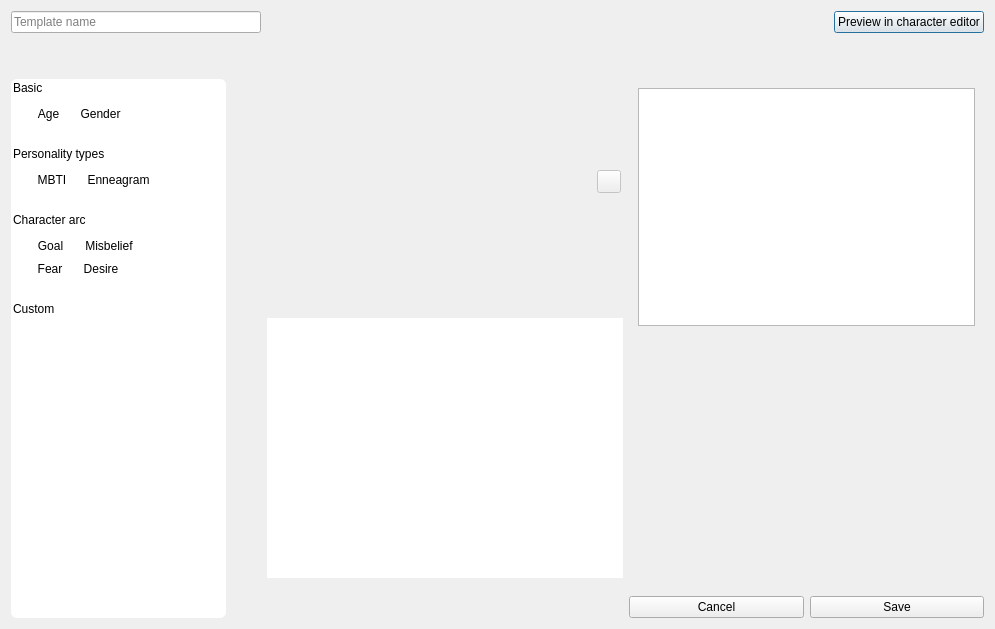
Before: the Qt Designer form ui/character_profile_editor_dialog.ui in zkovari/plotlyst, drawn with Qt 5.
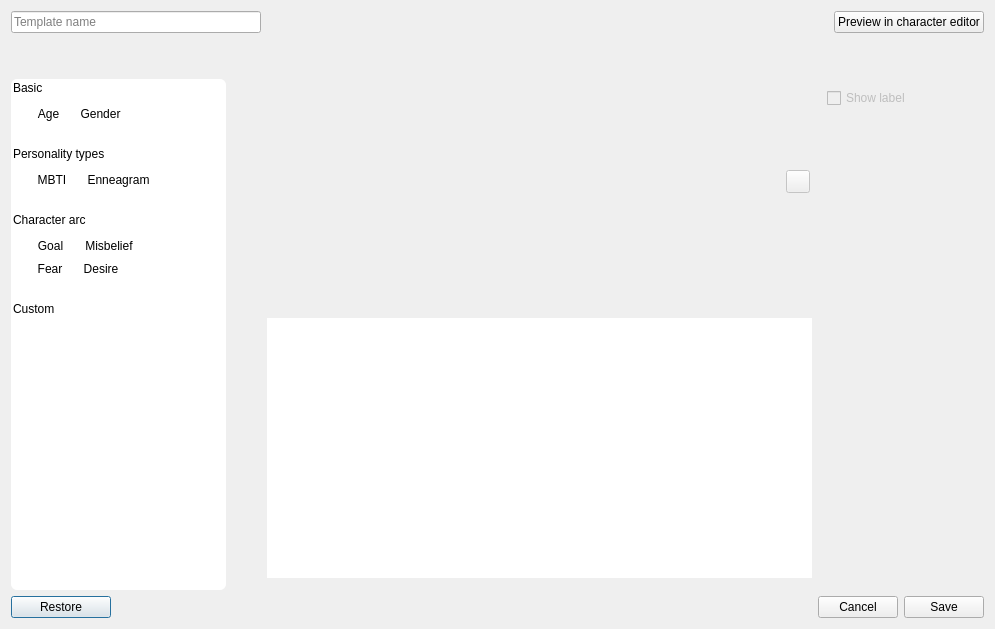
After: the same form once the commit is applied.

Commit message: Rearrange character editor and template

```diff
--- a/ui/character_profile_editor_dialog.ui
+++ b/ui/character_profile_editor_dialog.ui
@@ -13,6 +13,9 @@
   <property name="windowTitle">
    <string>Character Profile Editor</string>
   </property>
+  <property name="styleSheet">
+   <string notr="true"/>
+  </property>
   <layout class="QHBoxLayout" name="horizontalLayout_6">
    <item>
     <layout class="QVBoxLayout" name="verticalLayout_6">
@@ -67,7 +70,8 @@
        </property>
        <property name="styleSheet">
         <string notr="true">background-color: rgb(255, 255, 255);
-border-radius: 6px;</string>
+border-radius: 6px;
+border: 1 px solid black;</string>
        </property>
        <property name="frameShape">
         <enum>QFrame::StyledPanel</enum>
@@ -534,6 +538,25 @@
        </layout>
       </widget>
      </item>
+     <item>
+      <widget class="QPushButton" name="btnRestore">
+       <property name="maximumSize">
+        <size>
+         <width>100</width>
+         <height>16777215</height>
+        </size>
+       </property>
+       <property name="cursor">
+        <cursorShape>PointingHandCursor</cursorShape>
+       </property>
+       <property name="text">
+        <string>Restore</string>
+       </property>
+       <property name="deconstructive" stdset="0">
+        <bool>true</bool>
+       </property>
+      </widget>
+     </item>
     </layout>
    </item>
    <item>
@@ -683,7 +706,14 @@
       <widget class="QWidget" name="wdgFieldProperties" native="true">
        <layout class="QVBoxLayout" name="verticalLayout_4">
         <item>
-         <widget class="QTableView" name="tableView_2"/>
+         <widget class="QCheckBox" name="cbShowLabel">
+          <property name="enabled">
+           <bool>false</bool>
+          </property>
+          <property name="text">
+           <string>Show label</string>
+          </property>
+         </widget>
         </item>
        </layout>
       </widget>
```
The commit also changes 7 other files.
